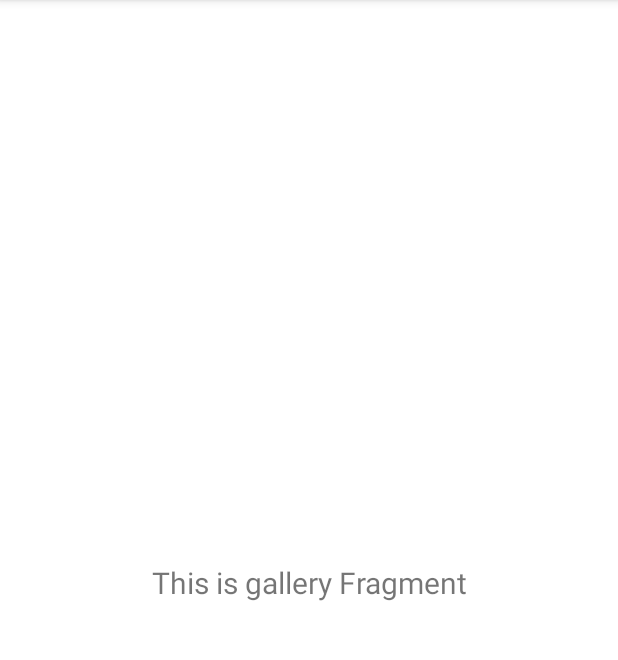
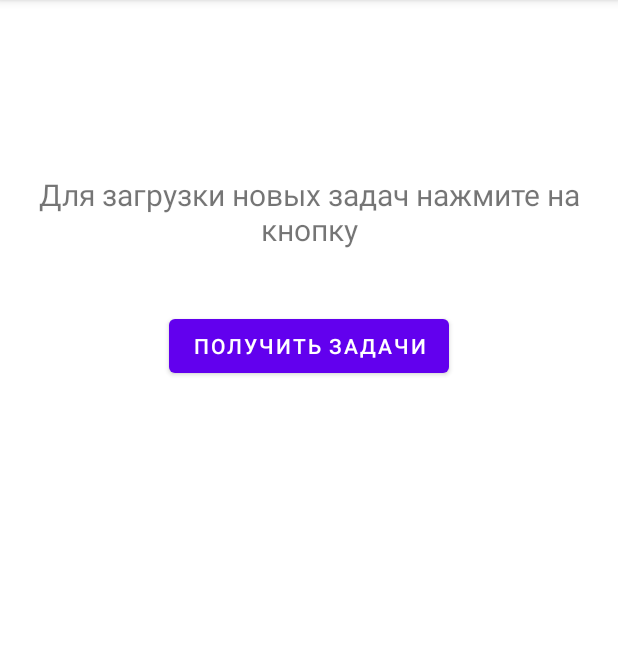
Before and after one commit to nabster-hub/pril, an Android app: the fragment getDataFragment shown on its own in the app's theme, on a phone screen of 412 x 824 dp, the part 84-744 px from its top. Run offline under Robolectric (Android 15) with nearby library versions, the phone set to English and light mode, and no system bars.

Commit message:
some works

```diff
--- a/app/src/main/java/com/example/tateknew/MainActivity.kt
+++ b/app/src/main/java/com/example/tateknew/MainActivity.kt
@@ -86,8 +86,7 @@ class MainActivity : AppCompatActivity() {
         navView.setupWithNavController(navController)
 
 
-        val jsonObject = Gson().fromJson<JsonObject>(token, JsonObject::class.java)
-        val accessToken = jsonObject.get("access_token").asString
+
 
         navView.setNavigationItemSelectedListener { menuItem ->
             when(menuItem.itemId){
--- a/app/src/main/java/com/example/tateknew/ui/getData/getDataFragment.kt
+++ b/app/src/main/java/com/example/tateknew/ui/getData/getDataFragment.kt
@@ -7,7 +7,11 @@ import android.view.ViewGroup
 import android.widget.TextView
 import androidx.fragment.app.Fragment
 import androidx.lifecycle.ViewModelProvider
+import com.example.tateknew.NetworkManager
+import com.example.tateknew.TokenManager
 import com.example.tateknew.databinding.FragmentGetdataBinding
+import com.google.gson.Gson
+import com.google.gson.JsonObject
 
 
 class getDataFragment : Fragment() {
@@ -30,10 +34,25 @@ class getDataFragment : Fragment() {
         val root: View = binding.root
 
         val textView: TextView = binding.textGetData
+        val button = binding.getTasks
         getDataViewModel.text.observe(viewLifecycleOwner) {
             textView.text = it
         }
+
+        button.setOnClickListener {
+            getDatas();
+        }
         return root
+    }
+
+    private fun getDatas() {
+        val networkManager = NetworkManager()
+        val token = TokenManager(this.requireContext()).getToken()
+        val jsonObject = Gson().fromJson<JsonObject>(token, JsonObject::class.java)
+        val accessToken = jsonObject.get("access_token").asString
+
+        networkManager.getTasks(accessToken)
+
     }
 
     override fun onDestroyView() {
--- a/app/src/main/java/com/example/tateknew/ui/getData/getDataViewModel.kt
+++ b/app/src/main/java/com/example/tateknew/ui/getData/getDataViewModel.kt
@@ -7,7 +7,7 @@ import androidx.lifecycle.ViewModel
 class getDataViewModel : ViewModel() {
 
     private val _text = MutableLiveData<String>().apply {
-        value = "This is gallery Fragment"
+        value = "Для загрузки новых задач нажмите на кнопку"
     }
     val text: LiveData<String> = _text
 }
--- a/app/src/main/res/layout/fragment_getdata.xml
+++ b/app/src/main/res/layout/fragment_getdata.xml
@@ -10,13 +10,23 @@
         android:id="@+id/text_getData"
         android:layout_width="match_parent"
         android:layout_height="wrap_content"
-        android:layout_marginStart="8dp"
-        android:layout_marginTop="8dp"
-        android:layout_marginEnd="8dp"
+        android:layout_marginStart="16dp"
+        android:layout_marginTop="116dp"
+        android:layout_marginEnd="16dp"
         android:textAlignment="center"
         android:textSize="20sp"
-        app:layout_constraintBottom_toBottomOf="parent"
+        app:layout_constraintEnd_toEndOf="parent"
+        app:layout_constraintHorizontal_bias="1.0"
+        app:layout_constraintStart_toStartOf="parent"
+        app:layout_constraintTop_toTopOf="parent" />
+
+    <Button
+        android:id="@+id/get_tasks"
+        android:layout_width="wrap_content"
+        android:layout_height="wrap_content"
+        android:layout_marginTop="40dp"
+        android:text="@string/get_tasks"
         app:layout_constraintEnd_toEndOf="parent"
         app:layout_constraintStart_toStartOf="parent"
-        app:layout_constraintTop_toTopOf="parent" />
+        app:layout_constraintTop_toBottomOf="@+id/text_getData" />
 </androidx.constraintlayout.widget.ConstraintLayout>
--- a/app/src/main/res/values/strings.xml
+++ b/app/src/main/res/values/strings.xml
@@ -17,5 +17,6 @@
     <string name="enterTitle">Вход</string>
     <string name="invalid_email">Email is not valid</string>
     <string name="User_Home">Страница пользователя</string>
+    <string name="get_tasks">Получить задачи</string>
 
 </resources>
```
Also changed, not shown: app/src/main/java/com/example/tateknew/DatabaseHelper.kt (added, +177 -0 lines), app/src/main/java/com/example/tateknew/NetworkManager.kt (+20 -2 lines).
